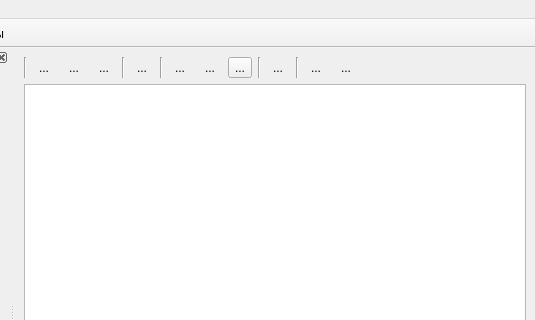
Qt form bAdmin/mainwindow.ui (arcirk/bAdmin) before a commit; both pictures show x 265 to 800 and y 0 to 320 of the 800 by 600 pixel window.
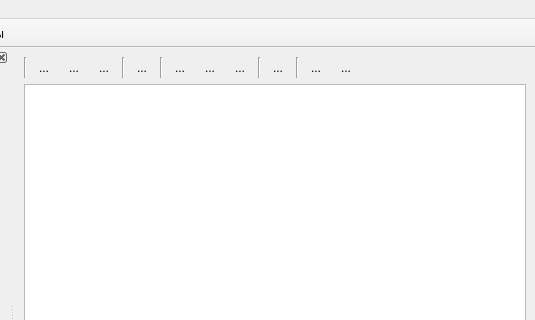
The same form after that commit. Icons and pictures are not drawn.

```diff
--- a/bAdmin/mainwindow.ui
+++ b/bAdmin/mainwindow.ui
@@ -214,6 +214,9 @@
           <iconset resource="resurses.qrc">
            <normaloff>:/img/copyToDisk.png</normaloff>:/img/copyToDisk.png</iconset>
          </property>
+         <property name="autoRaise">
+          <bool>true</bool>
+         </property>
         </widget>
        </item>
        <item>
```
Left out of the diff: 3 changed lines with no effect on the pictures.
